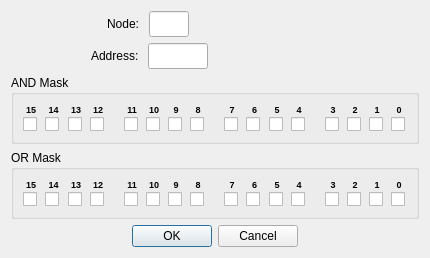
Qt form omodscan/dialogs/dialogmaskwriteregiter.ui (sanny32/OpenModScan) before a commit.
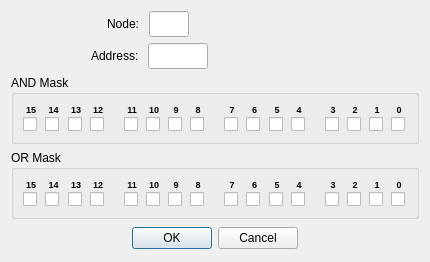
The same form after that commit. Custom widgets are drawn as their Qt base class.

The edit to the form file:
```diff
--- a/omodscan/dialogs/dialogmaskwriteregiter.ui
+++ b/omodscan/dialogs/dialogmaskwriteregiter.ui
@@ -1057,6 +1057,12 @@
    </item>
    <item>
     <widget class="QDialogButtonBox" name="buttonBox">
+     <property name="minimumSize">
+      <size>
+       <width>0</width>
+       <height>26</height>
+      </size>
+     </property>
      <property name="orientation">
       <enum>Qt::Orientation::Horizontal</enum>
      </property>
```
